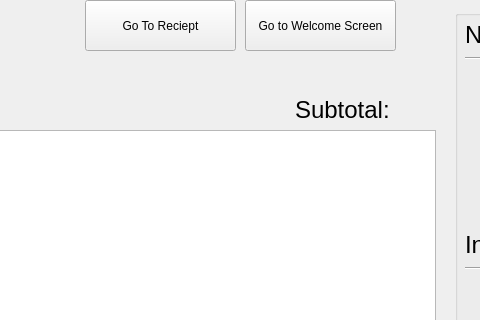
Before: the Qt Designer form ui/cart_screen.ui in ComputerScienceHouse/bits-n-bytes-ui, drawn with Qt 5; both pictures show x 195 to 675 and y 0 to 320 of the 1024 by 600 pixel window.
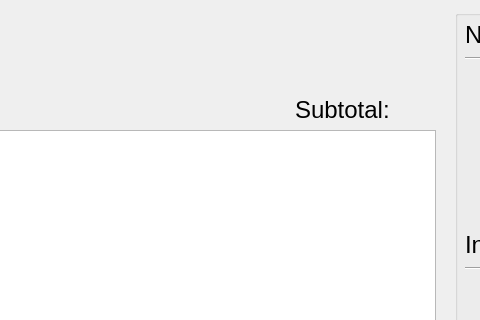
After: the same form once the commit is applied.

Commit message: remove buttons from cart screen

What changed in the file:
```diff
--- a/ui/cart_screen.ui
+++ b/ui/cart_screen.ui
@@ -49,25 +49,6 @@
      <string>heading</string>
     </property>
    </widget>
-   <widget class="QPushButton" name="navButton">
-    <property name="geometry">
-     <rect>
-      <x>440</x>
-      <y>0</y>
-      <width>151</width>
-      <height>51</height>
-     </rect>
-    </property>
-    <property name="styleSheet">
-     <string notr="true"/>
-    </property>
-    <property name="text">
-     <string>Go to Welcome Screen</string>
-    </property>
-    <property name="type" stdset="0">
-     <string>normal</string>
-    </property>
-   </widget>
    <widget class="QGroupBox" name="nutritionBox">
     <property name="geometry">
      <rect>
@@ -179,25 +160,6 @@
      <string>heading</string>
     </property>
    </widget>
-   <widget class="QPushButton" name="navRecieptButton">
-    <property name="geometry">
-     <rect>
-      <x>280</x>
-      <y>0</y>
-      <width>151</width>
-      <height>51</height>
-     </rect>
-    </property>
-    <property name="styleSheet">
-     <string notr="true"/>
-    </property>
-    <property name="text">
-     <string>Go To Reciept</string>
-    </property>
-    <property name="type" stdset="0">
-     <string>normal</string>
-    </property>
-   </widget>
   </widget>
  </widget>
  <resources/>
```
The commit also changes 1 other file.
